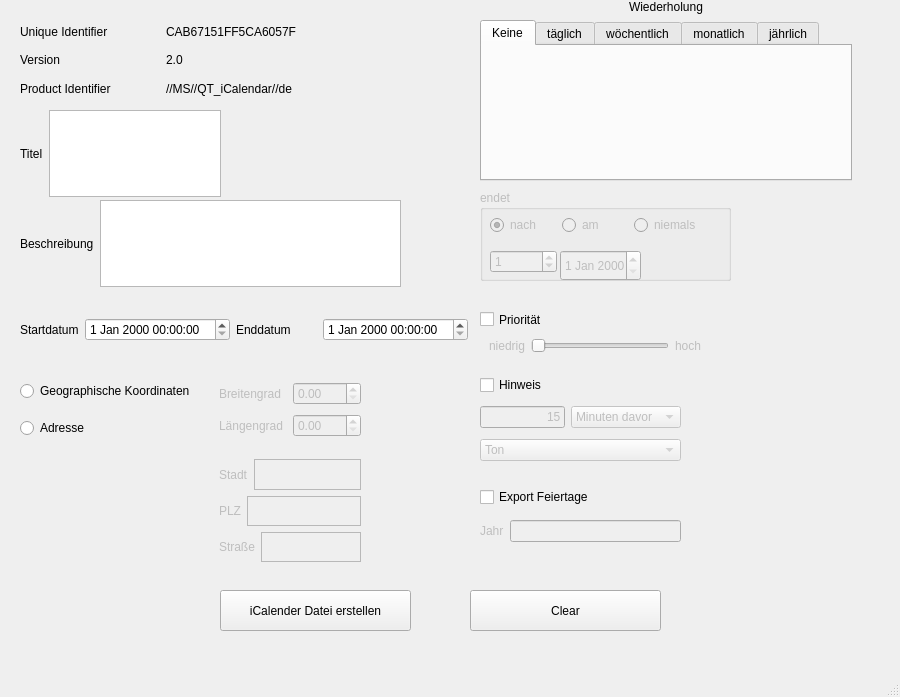
This is qt_ical/mainwindow.ui in MartenAlan/QT_iCalendar as Qt 5 draws it before an edit. The edited form follows.
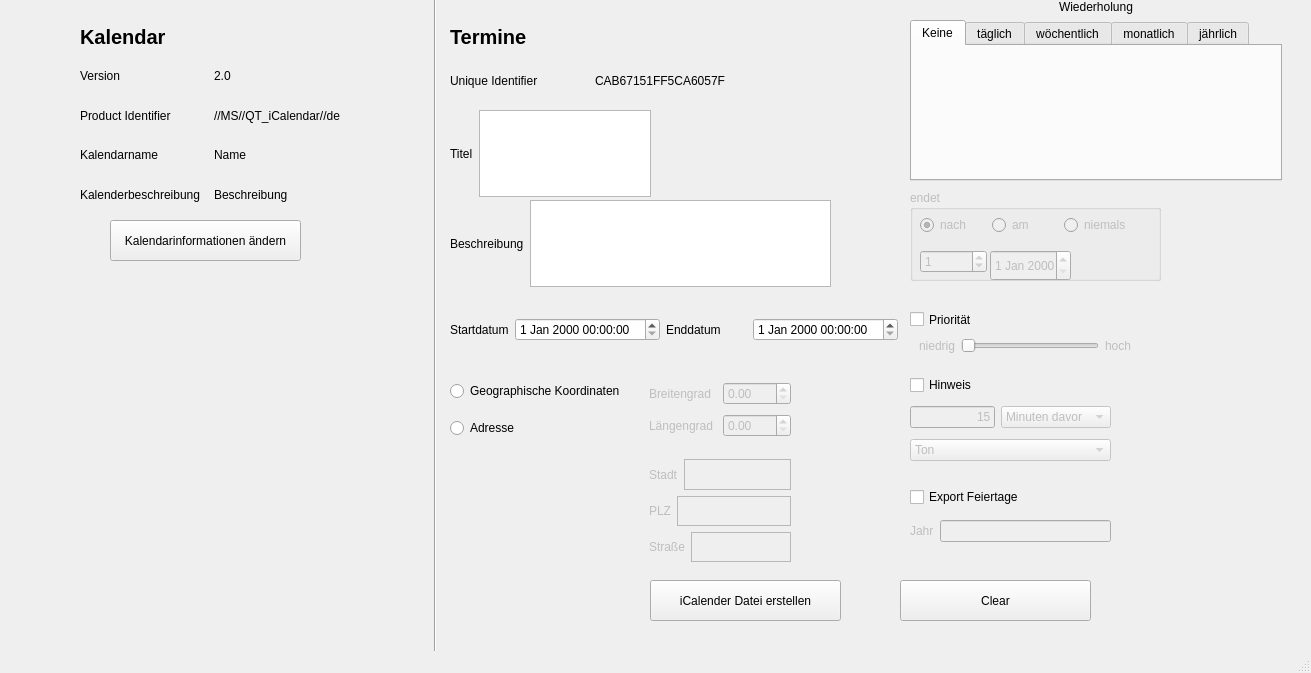
This is the edited form.

What changed in the file:
```diff
--- a/qt_ical/mainwindow.ui
+++ b/qt_ical/mainwindow.ui
@@ -6,8 +6,8 @@
    <rect>
     <x>0</x>
     <y>0</y>
-    <width>900</width>
-    <height>697</height>
+    <width>1311</width>
+    <height>673</height>
    </rect>
   </property>
   <property name="windowTitle">
@@ -17,7 +17,7 @@
    <widget class="QWidget" name="horizontalLayoutWidget">
     <property name="geometry">
      <rect>
-      <x>20</x>
+      <x>450</x>
       <y>200</y>
       <width>381</width>
       <height>87</height>
@@ -39,7 +39,7 @@
    <widget class="QWidget" name="horizontalLayoutWidget_2">
     <property name="geometry">
      <rect>
-      <x>20</x>
+      <x>450</x>
       <y>110</y>
       <width>201</width>
       <height>87</height>
@@ -61,7 +61,7 @@
    <widget class="QWidget" name="horizontalLayoutWidget_5">
     <property name="geometry">
      <rect>
-      <x>20</x>
+      <x>450</x>
       <y>290</y>
       <width>448</width>
       <height>80</height>
@@ -101,8 +101,8 @@
    <widget class="QPushButton" name="pushButton">
     <property name="geometry">
      <rect>
-      <x>220</x>
-      <y>590</y>
+      <x>650</x>
+      <y>580</y>
       <width>191</width>
       <height>41</height>
      </rect>
@@ -111,77 +111,11 @@
      <string>iCalender Datei erstellen</string>
     </property>
    </widget>
-   <widget class="QWidget" name="verticalLayoutWidget">
-    <property name="geometry">
-     <rect>
-      <x>20</x>
-      <y>20</y>
-      <width>286</width>
-      <height>80</height>
-     </rect>
-    </property>
-    <layout class="QVBoxLayout" name="verticalLayout">
-     <item>
-      <layout class="QHBoxLayout" name="horizontalLayout_7">
-       <item>
-        <widget class="QLabel" name="label_6">
-         <property name="text">
-          <string>Unique Identifier</string>
-         </property>
-        </widget>
-       </item>
-       <item>
-        <widget class="QLabel" name="label_id">
-         <property name="text">
-          <string>CAB67151FF5CA6057F</string>
-         </property>
-        </widget>
-       </item>
-      </layout>
-     </item>
-     <item>
-      <layout class="QHBoxLayout" name="horizontalLayout_6">
-       <item>
-        <widget class="QLabel" name="label_5">
-         <property name="text">
-          <string>Version</string>
-         </property>
-        </widget>
-       </item>
-       <item>
-        <widget class="QLabel" name="label_version">
-         <property name="text">
-          <string>2.0</string>
-         </property>
-        </widget>
-       </item>
-      </layout>
-     </item>
-     <item>
-      <layout class="QHBoxLayout" name="horizontalLayout_8">
-       <item>
-        <widget class="QLabel" name="label_10">
-         <property name="text">
-          <string>Product Identifier</string>
-         </property>
-        </widget>
-       </item>
-       <item>
-        <widget class="QLabel" name="prod_id">
-         <property name="text">
-          <string>//MS//QT_iCalendar//de</string>
-         </property>
-        </widget>
-       </item>
-      </layout>
-     </item>
-    </layout>
-   </widget>
    <widget class="QPushButton" name="btn_clear">
     <property name="geometry">
      <rect>
-      <x>470</x>
-      <y>590</y>
+      <x>900</x>
+      <y>580</y>
       <width>191</width>
       <height>41</height>
      </rect>
@@ -193,7 +127,7 @@
    <widget class="QWidget" name="verticalLayoutWidget_2">
     <property name="geometry">
      <rect>
-      <x>20</x>
+      <x>450</x>
       <y>370</y>
       <width>216</width>
       <height>80</height>
@@ -222,7 +156,7 @@
     </property>
     <property name="geometry">
      <rect>
-      <x>210</x>
+      <x>640</x>
       <y>370</y>
       <width>160</width>
       <height>80</height>
@@ -265,7 +199,7 @@
     </property>
     <property name="geometry">
      <rect>
-      <x>210</x>
+      <x>640</x>
       <y>450</y>
       <width>160</width>
       <height>121</height>
@@ -319,7 +253,7 @@
    <widget class="QWidget" name="verticalLayoutWidget_3">
     <property name="geometry">
      <rect>
-      <x>480</x>
+      <x>910</x>
       <y>0</y>
       <width>372</width>
       <height>181</height>
@@ -976,7 +910,7 @@
     </property>
     <property name="geometry">
      <rect>
-      <x>480</x>
+      <x>910</x>
       <y>190</y>
       <width>251</width>
       <height>91</height>
@@ -1054,7 +988,7 @@
    <widget class="QWidget" name="verticalLayoutWidget_6">
     <property name="geometry">
      <rect>
-      <x>480</x>
+      <x>910</x>
       <y>370</y>
       <width>201</width>
       <height>98</height>
@@ -1132,7 +1066,7 @@
     </property>
     <property name="geometry">
      <rect>
-      <x>480</x>
+      <x>910</x>
       <y>320</y>
       <width>231</width>
       <height>51</height>
@@ -1174,7 +1108,7 @@
    <widget class="QCheckBox" name="priority_check">
     <property name="geometry">
      <rect>
-      <x>480</x>
+      <x>910</x>
       <y>310</y>
       <width>72</width>
       <height>19</height>
@@ -1187,7 +1121,7 @@
    <widget class="QWidget" name="verticalLayoutWidget_7">
     <property name="geometry">
      <rect>
-      <x>480</x>
+      <x>910</x>
       <y>480</y>
       <width>201</width>
       <height>71</height>
@@ -1228,6 +1162,174 @@
      </item>
     </layout>
    </widget>
+   <widget class="QWidget" name="">
+    <property name="geometry">
+     <rect>
+      <x>450</x>
+      <y>60</y>
+      <width>284</width>
+      <height>41</height>
+     </rect>
+    </property>
+    <layout class="QHBoxLayout" name="horizontalLayout_7">
+     <item>
+      <widget class="QLabel" name="label_6">
+       <property name="text">
+        <string>Unique Identifier</string>
+       </property>
+      </widget>
+     </item>
+     <item>
+      <widget class="QLabel" name="label_id">
+       <property name="text">
+        <string>CAB67151FF5CA6057F</string>
+       </property>
+      </widget>
+     </item>
+    </layout>
+   </widget>
+   <widget class="QPushButton" name="editCalendar_button">
+    <property name="geometry">
+     <rect>
+      <x>110</x>
+      <y>220</y>
+      <width>191</width>
+      <height>41</height>
+     </rect>
+    </property>
+    <property name="text">
+     <string>Kalendarinformationen ändern</string>
+    </property>
+   </widget>
+   <widget class="Line" name="line">
+    <property name="geometry">
+     <rect>
+      <x>420</x>
+      <y>-20</y>
+      <width>31</width>
+      <height>701</height>
+     </rect>
+    </property>
+    <property name="orientation">
+     <enum>Qt::Vertical</enum>
+    </property>
+   </widget>
+   <widget class="QWidget" name="verticalLayoutWidget">
+    <property name="geometry">
+     <rect>
+      <x>80</x>
+      <y>20</y>
+      <width>261</width>
+      <height>191</height>
+     </rect>
+    </property>
+    <layout class="QVBoxLayout" name="verticalLayout">
+     <item>
+      <widget class="QLabel" name="label_22">
+       <property name="font">
+        <font>
+         <pointsize>15</pointsize>
+         <bold>true</bold>
+        </font>
+       </property>
+       <property name="text">
+        <string>Kalendar</string>
+       </property>
+      </widget>
+     </item>
+     <item>
+      <layout class="QHBoxLayout" name="horizontalLayout_23">
+       <item>
+        <widget class="QLabel" name="label_5">
+         <property name="text">
+          <string>Version</string>
+         </property>
+        </widget>
+       </item>
+       <item>
+        <widget class="QLabel" name="label_version">
+         <property name="text">
+          <string>2.0</string>
+         </property>
+        </widget>
+       </item>
+      </layout>
+     </item>
+     <item>
+      <layout class="QHBoxLayout" name="horizontalLayout_24">
+       <item>
+        <widget class="QLabel" name="label_10">
+         <property name="text">
+          <string>Product Identifier</string>
+         </property>
+        </widget>
+       </item>
+       <item>
+        <widget class="QLabel" name="label_prod_id">
+         <property name="text">
+          <string>//MS//QT_iCalendar//de</string>
+         </property>
+        </widget>
+       </item>
+      </layout>
+     </item>
+     <item>
+      <layout class="QHBoxLayout" name="horizontalLayout_6">
+       <item>
+        <widget class="QLabel" name="label_23">
+         <property name="text">
+          <string>Kalendarname</string>
+         </property>
+        </widget>
+       </item>
+       <item>
+        <widget class="QLabel" name="label_calendar_name">
+         <property name="text">
+          <string>Name</string>
+         </property>
+        </widget>
+       </item>
+      </layout>
+     </item>
+     <item>
+      <layout class="QHBoxLayout" name="horizontalLayout_8">
+       <item>
+        <widget class="QLabel" name="label_24">
+         <property name="text">
+          <string>Kalenderbeschreibung</string>
+         </property>
+        </widget>
+       </item>
+       <item>
+        <widget class="QLabel" name="label_calendar_desc">
+         <property name="text">
+          <string>Beschreibung</string>
+         </property>
+        </widget>
+       </item>
+      </layout>
+     </item>
+    </layout>
+   </widget>
+   <widget class="QLabel" name="label_25">
+    <property name="geometry">
+     <rect>
+      <x>450</x>
+      <y>20</y>
+      <width>259</width>
+      <height>33</height>
+     </rect>
+    </property>
+    <property name="font">
+     <font>
+      <pointsize>15</pointsize>
+      <bold>true</bold>
+     </font>
+    </property>
+    <property name="text">
+     <string>Termine</string>
+    </property>
+   </widget>
   </widget>
   <widget class="QMenuBar" name="menubar">
    <property name="geometry">
```
Left out of the diff: 84 changed lines with no effect on the pictures.
